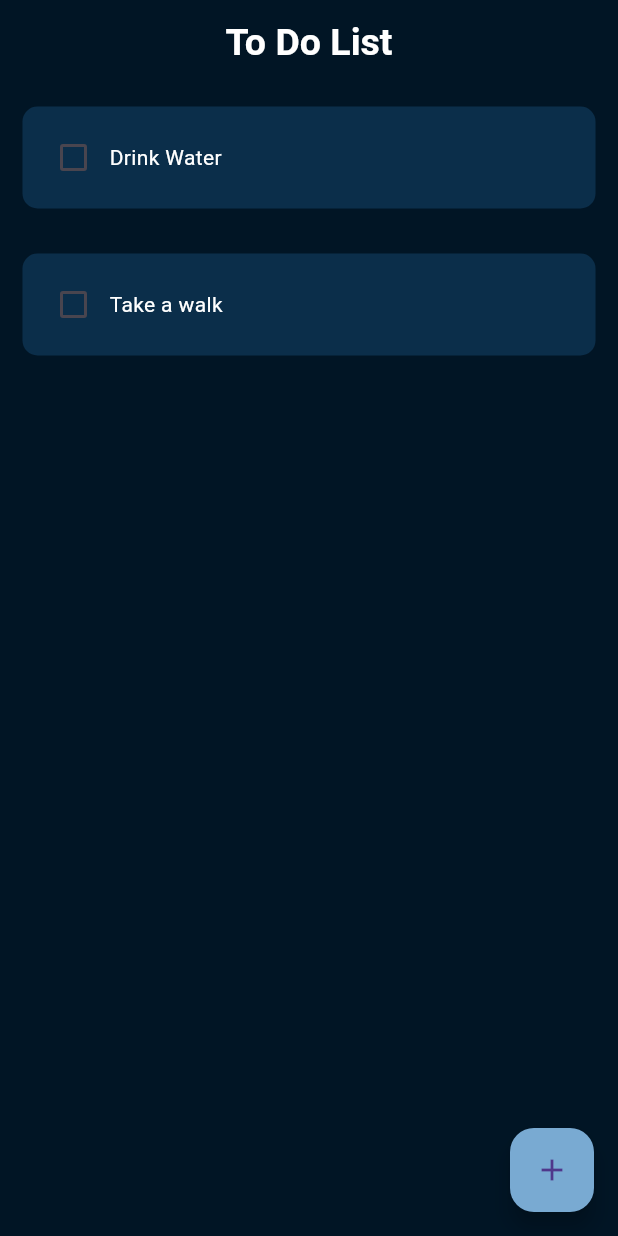
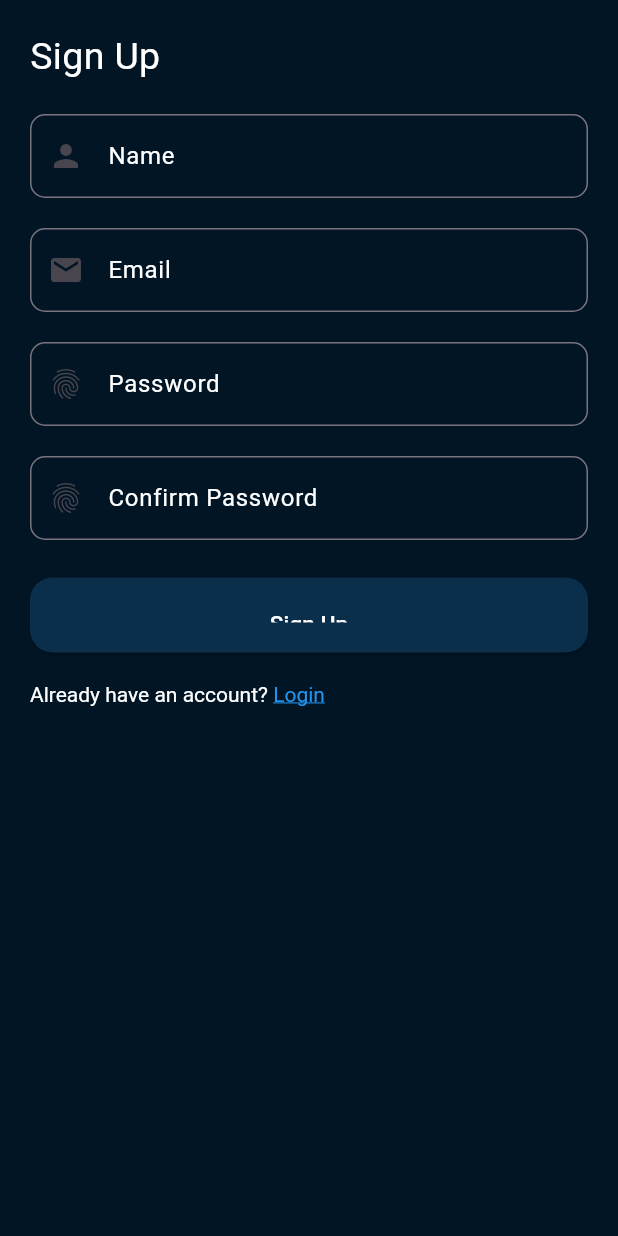
Before and after one commit to JayneNjeri/To-Do-List, a Flutter app: the screen it shows after launch, on a phone screen of 412 x 824 dp. Run offline on Flutter 3.47's test engine with Material 3 defaults, Android fonts, the phone set to English and light mode, and no system bars; drawn by our look-alikes of flutter_slidable.

Commit message:
Sign up and Log In UI pages

```diff
--- a/lib/main.dart
+++ b/lib/main.dart
@@ -1,6 +1,7 @@
 // ignore_for_file: prefer_const_constructors
 
 import 'package:flutter/material.dart';
+import 'package:to_do_list/pages/signup.dart';
 
 import 'pages/home_page.dart';
 
@@ -34,7 +35,7 @@ class MyApp extends StatelessWidget {
           buttonColor: Color.fromARGB(255, 11, 46, 74),
         ),
       ),
-      home: HomePage(),
+      home: SignUp(),
     );
   }
 }
--- a/lib/pages/home_page.dart
+++ b/lib/pages/home_page.dart
@@ -76,7 +76,7 @@ class HomePageState extends State<HomePage> {
             createNewTask();
           },
           backgroundColor: const Color.fromARGB(255, 121, 170, 210),
-          child: Icon(Icons.add),
+          child: Icon(Icons.add, color: Colors.black),
         ),
         body: ListView.builder(
           itemCount: toDoList.length,
--- /dev/null
+++ b/lib/pages/signup.dart
@@ -0,0 +1,159 @@
+// ignore_for_file: sort_child_properties_last
+
+import 'package:flutter/gestures.dart';
+import 'package:flutter/material.dart';
+
+import 'login.dart';
+
+class SignUp extends StatefulWidget {
+  const SignUp({super.key});
+
+  @override
+  State<SignUp> createState() => _SignUpState();
+}
+
+class _SignUpState extends State<SignUp> {
+  final _formKey = GlobalKey<FormState>();
+  @override
+  Widget build(BuildContext context) {
+    return Scaffold(
+        body: Form(
+      key: _formKey,
+      child: Padding(
+        padding: const EdgeInsets.all(20.0),
+        child: Column(
+          crossAxisAlignment: CrossAxisAlignment.start,
+          children: [
+            const Text(
+              'Sign Up',
+              style: TextStyle(
+                color: Colors.white,
+                fontSize: 25,
+              ),
+            ),
+            const SizedBox(height: 20),
+            TextFormField(
+              decoration: InputDecoration(
+                labelText: 'Name',
+                labelStyle: const TextStyle(color: Colors.white),
+                border: OutlineInputBorder(
+                  borderRadius: BorderRadius.circular(10.0),
+                  borderSide: const BorderSide(color: Colors.white),
+                ),
+                prefixIcon: const Icon(Icons.person),
+              ),
+              validator: (value) {
+                if (value == null || value.isEmpty) {
+                  return 'Please enter your name';
+                }
+                return null;
+              },
+            ),
+            const SizedBox(height: 20),
+            TextFormField(
+              decoration: InputDecoration(
+                labelText: 'Email',
+                labelStyle: const TextStyle(color: Colors.white),
+                border: OutlineInputBorder(
+                  borderRadius: BorderRadius.circular(10.0),
+                  borderSide: const BorderSide(color: Colors.white),
+                ),
+                prefixIcon: const Icon(Icons.email),
+              ),
+              validator: (value) {
+                if (value == null || value.isEmpty) {
+                  return 'Please enter your email';
+                }
+                // Add more validation logic here if needed.
+                return null;
+              },
+            ),
+            const SizedBox(height: 20),
+            TextFormField(
+              obscureText: true,
+              decoration: InputDecoration(
+                labelText: 'Password',
+                labelStyle: const TextStyle(color: Colors.white),
+                border: OutlineInputBorder(
+                  borderRadius: BorderRadius.circular(10.0),
+                  borderSide: const BorderSide(color: Colors.white),
+                ),
+                prefixIcon: const Icon(Icons.fingerprint),
+              ),
+              validator: (value) {
+                if (value == null || value.isEmpty) {
+                  return 'Please enter your password';
+                }
+                // Add more validation logic here if needed.
+                return null;
+              },
+            ),
+            const SizedBox(height: 20),
+            TextFormField(
+              obscureText: true,
+              decoration: InputDecoration(
+                labelText: 'Confirm Password',
+                labelStyle: const TextStyle(color: Colors.white),
+                border: OutlineInputBorder(
+                  borderRadius: BorderRadius.circular(10.0),
+                  borderSide: const BorderSide(color: Colors.white),
+                ),
+                prefixIcon: const Icon(Icons.fingerprint),
+              ),
+            ),
+            const SizedBox(height: 25),
+            SizedBox(
+              width: 400,
+              height: 50,
+              child: ElevatedButton(
+                onPressed: () {
+                  if (_formKey.currentState!.validate()) {
+                    ScaffoldMessenger.of(context).showSnackBar(
+                      const SnackBar(content: Text('Processing Data')),
+                    );
+                  }
+                },
+                child: const Text('Sign Up',
+                    style: TextStyle(color: Colors.white, fontSize: 15)),
+                style: ButtonStyle(
+                  backgroundColor: MaterialStateProperty.all<Color>(
+                      const Color.fromARGB(255, 11, 46, 74)),
+                  padding: MaterialStateProperty.all<EdgeInsets>(
+                    const EdgeInsets.symmetric(horizontal: 50, vertical: 20),
+                  ),
+                  shape: MaterialStateProperty.all<RoundedRectangleBorder>(
+                    RoundedRectangleBorder(
+                      borderRadius: BorderRadius.circular(15.0),
+                    ),
+                  ),
+                ),
+              ),
+            ),
+            const SizedBox(height: 20),
+            RichText(
+                text: TextSpan(
+              text: 'Already have an account? ',
+              style: const TextStyle(color: Colors.white),
+              children: <TextSpan>[
+                TextSpan(
+                  text: 'Login',
+                  style: const TextStyle(
+                    color: Colors.blue,
+                    decoration: TextDecoration.underline,
+                  ),
+                  recognizer: TapGestureRecognizer()
+                    ..onTap = () {
+                      Navigator.push(
+                          context,
+                          MaterialPageRoute(
+                              builder: (context) => const LoginPage()));
+                    },
+                ),
+              ],
+            )),
+          ],
+        ),
+      ),
+    ));
+  }
+}
--- a/lib/util/my_buttons.dart
+++ b/lib/util/my_buttons.dart
@@ -1,5 +1,6 @@
 import 'package:flutter/material.dart';
 
+// ignore: must_be_immutable
 class MyButton extends StatelessWidget {
   MyButton({super.key, required this.text, required this.onPressed});
   final String text;
```
Also changed, not shown: lib/pages/login.dart (added, +125 -0 lines), assets/To do list design.png (added).
